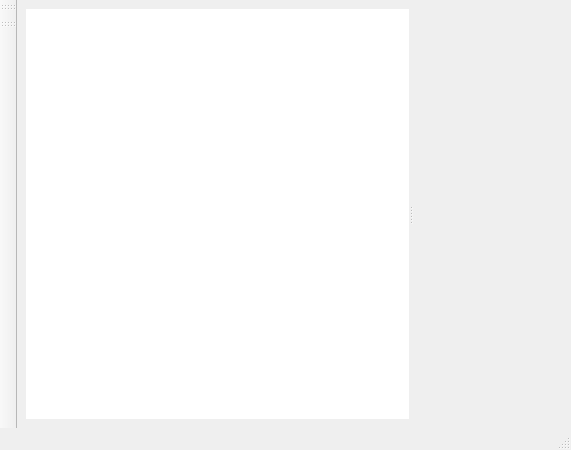
The window that retroshare-gui/src/gui/MainWindow.ui (RetroShare/RetroShare) describes before a commit, drawn with Qt 5.
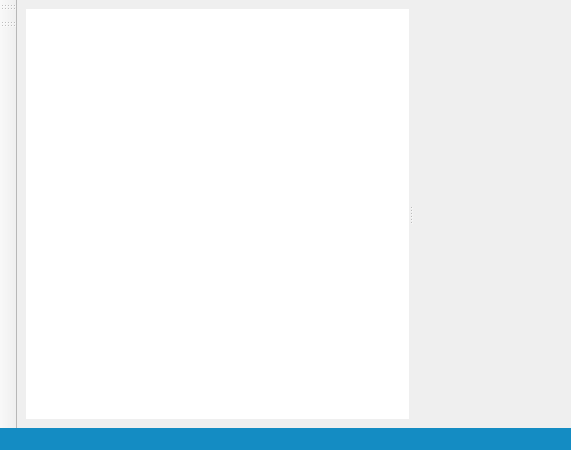
The same window after the commit. Icons and pictures are not drawn. Custom widgets are drawn as their Qt base class.

```diff
--- a/retroshare-gui/src/gui/MainWindow.ui
+++ b/retroshare-gui/src/gui/MainWindow.ui
@@ -100,7 +100,14 @@
     </item>
    </layout>
   </widget>
-  <widget class="QStatusBar" name="statusbar"/>
+  <widget class="QStatusBar" name="statusbar">
+   <property name="autoFillBackground">
+    <bool>false</bool>
+   </property>
+   <property name="styleSheet">
+    <string notr="true">background-color: rgb(20, 140, 195);</string>
+   </property>
+  </widget>
   <widget class="QToolBar" name="toolBarPage">
    <property name="contextMenuPolicy">
     <enum>Qt::CustomContextMenu</enum>
```
Left out of the diff: 5 changed lines with no effect on the pictures.
